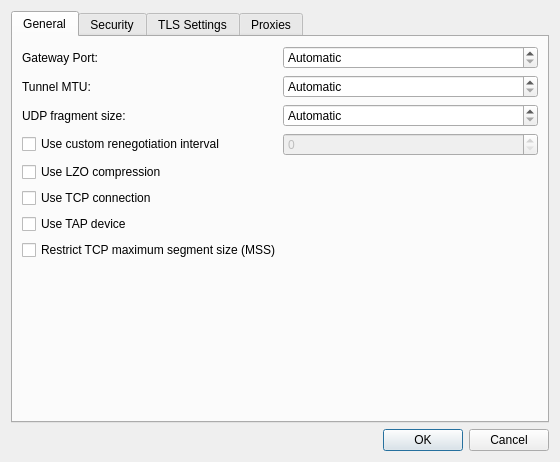
KDE/plasma-nm, file vpn/openvpn/openvpnadvanced.ui: the form before one commit.
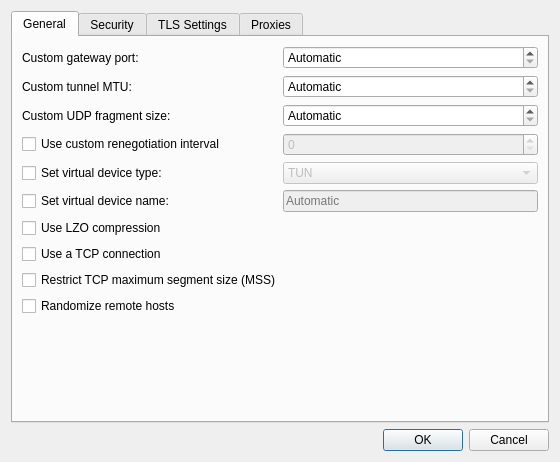
The form after the commit. Custom widgets are drawn as their Qt base class.

Diff of the .ui file:
```diff
--- a/vpn/openvpn/openvpnadvanced.ui
+++ b/vpn/openvpn/openvpnadvanced.ui
@@ -26,7 +26,7 @@
          <item>
           <widget class="QLabel" name="label_5">
            <property name="text">
-            <string>Gateway Port:</string>
+            <string>Custom gateway port:</string>
            </property>
            <property name="buddy">
             <cstring>sbCustomPort</cstring>
@@ -53,7 +53,7 @@
          <item>
           <widget class="QLabel" name="label_8">
            <property name="text">
-            <string>Tunnel MTU:</string>
+            <string>Custom tunnel MTU:</string>
            </property>
            <property name="buddy">
             <cstring>sbMtu</cstring>
@@ -80,7 +80,7 @@
          <item>
           <widget class="QLabel" name="label_9">
            <property name="text">
-            <string>UDP fragment size:</string>
+            <string>Custom UDP fragment size:</string>
            </property>
            <property name="buddy">
             <cstring>sbUdpFragmentSize</cstring>
@@ -126,6 +126,73 @@
          </item>
         </layout>
        </item>
+       <item>
+        <layout class="QHBoxLayout" name="horizontalLayout_10">
+         <item>
+          <widget class="QCheckBox" name="chkUseVirtualDeviceType">
+           <property name="toolTip">
+            <string>Explicitly set virtual device type (TUN/TAP).</string>
+           </property>
+           <property name="text">
+            <string>Set virtual device type:</string>
+           </property>
+          </widget>
+         </item>
+         <item>
+          <widget class="QComboBox" name="cmbDeviceType">
+           <property name="enabled">
+            <bool>false</bool>
+           </property>
+           <property name="toolTip">
+            <string>Explicitly set virtual device type (TUN/TAP).</string>
+           </property>
+           <item>
+            <property name="text">
+             <string>TUN</string>
+            </property>
+           </item>
+           <item>
+            <property name="text">
+             <string>TAP</string>
+            </property>
+           </item>
+          </widget>
+         </item>
+        </layout>
+       </item>
+       <item>
+        <layout class="QHBoxLayout" name="horizontalLayout_11">
+         <item>
+          <widget class="QCheckBox" name="chkUseVirtualDeviceName">
+           <property name="toolTip">
+            <string>Use custom name for TUN/TAP virtual device (instead of default &quot;tun&quot; or &quot;tap&quot;).</string>
+           </property>
+           <property name="text">
+            <string>Set virtual device name:</string>
+           </property>
+          </widget>
+         </item>
+         <item>
+          <widget class="QLineEdit" name="leVirtualDeviceName">
+           <property name="enabled">
+            <bool>false</bool>
+           </property>
+           <property name="sizePolicy">
+            <sizepolicy hsizetype="Preferred" vsizetype="Fixed">
+             <horstretch>0</horstretch>
+             <verstretch>0</verstretch>
+            </sizepolicy>
+           </property>
+           <property name="toolTip">
+            <string>Use custom name for TUN/TAP virtual device (instead of default &quot;tun&quot; or &quot;tap&quot;).</string>
+           </property>
+           <property name="placeholderText">
+            <string>Automatic</string>
+           </property>
+          </widget>
+         </item>
+        </layout>
+       </item>
        <item>
         <widget class="QCheckBox" name="chkUseLZO">
          <property name="toolTip">
@@ -142,17 +209,7 @@
           <string>Use TCP for communicating with remote host.</string>
          </property>
          <property name="text">
-          <string>Use TCP connection</string>
-         </property>
-        </widget>
-       </item>
-       <item>
-        <widget class="QCheckBox" name="chkUseTAP">
-         <property name="toolTip">
-          <string>Explicitly set virtual device type (TUN/TAP).</string>
-         </property>
-         <property name="text">
-          <string>Use TAP device</string>
+          <string>Use a TCP connection</string>
          </property>
         </widget>
        </item>
@@ -166,6 +223,17 @@
          </property>
         </widget>
        </item>
+       <item>
+        <widget class="QCheckBox" name="chkRandRemHosts">
+         <property name="toolTip">
+          <string>Randomize the order of gateways list (remote) as a kind of basic load-
+balancing measure.</string>
+         </property>
+         <property name="text">
+          <string>Randomize remote hosts</string>
+         </property>
+        </widget>
+       </item>
        <item>
         <spacer name="verticalSpacer_5">
          <property name="orientation">
```
Left out of the diff: 183 changed lines with no effect on the pictures.
